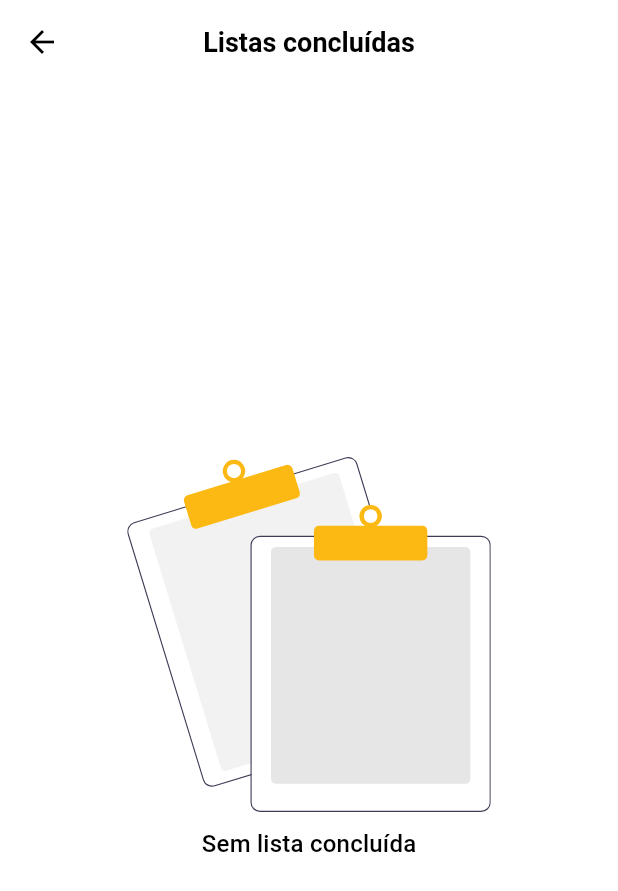
After one commit to gquende/sumbalist, a Flutter app: the CompletedShoppingList screen opened directly, on a phone screen of 412 x 824 dp. The commit adds this screen. Shown: the top 891 px of the screen. Run offline on Flutter 3.47's test engine with Material 3 defaults, Android fonts, the phone set to English and light mode, and no system bars; our stand-ins replace country_picker, dio, email_validator, firebase_auth, firebase_core, firebase_database and 8 more; missing offline and left inert: currency_formatter; accounts and stored records are empty; project files that could hold a hidden picture were left out.

Commit message:
✨ Get Completed Shoppinglist
Get Completed Shoppinglist

```diff
--- a/lib/pages/home/home.dart
+++ b/lib/pages/home/home.dart
@@ -1,5 +1,7 @@
 import 'package:flutter/cupertino.dart';
 import 'package:flutter/material.dart';
+import 'package:provider/provider.dart';
+import 'package:sumbalist/controllers/shopping_list_controller.dart';
 
 import 'package:sumbalist/pages/home/components/drawer_widget.dart';
 import 'package:sumbalist/pages/shoppinglist/components/create_list.dart';
@@ -19,6 +21,8 @@ class _HomeState extends State<Home> {
 
   @override
   Widget build(BuildContext context) {
+    context.watch<ShoppingListController>();
+
     return Scaffold(
       drawer: const DrawerWidget(),
       appBar: AppBar(
--- /dev/null
+++ b/lib/pages/shoppinglist/completed_list.dart
@@ -0,0 +1,83 @@
+import 'package:flutter/material.dart';
+import 'package:flutter_svg/svg.dart';
+import 'package:get_it/get_it.dart';
+import 'package:provider/provider.dart';
+import 'package:sumbalist/controllers/shopping_list_controller.dart';
+import '../../utils/constants/files.dart';
+import 'components/shoppinglist_card.dart';
+
+class CompletedShoppingList extends StatefulWidget {
+  const CompletedShoppingList({super.key});
+
+  @override
+  State<CompletedShoppingList> createState() => _CompletedShoppingListState();
+}
+
+class _CompletedShoppingListState extends State<CompletedShoppingList> {
+  var controller = GetIt.instance.get<ShoppingListController>();
+
+  @override
+  Widget build(BuildContext context) {
+    context.watch<ShoppingListController>();
+
+    var size = MediaQuery.of(context).size;
+    return Scaffold(
+        appBar: AppBar(
+          backgroundColor: Theme.of(context).colorScheme.primaryContainer,
+          title: Text("Listas concluídas"),
+          centerTitle: true,
+        ),
+        body: Container(
+            width: size.width,
+            height: size.height,
+            child: FutureBuilder(
+                future: controller.getAllShoppingList(status: ' completed'),
+                builder: (ctx, snap) {
+                  if (!snap.hasData && controller.isLoading.value == true) {
+                    return SizedBox(
+                      height: size.height / 4,
+                      child: const Center(
+                        child: CircularProgressIndicator(),
+                      ),
+                    );
+                  }
+                  var data = snap.data ?? [];
+
+                  if (data.isEmpty) {
+                    return Container(
+                      width: size.width,
+                      height: size.height / 1.5,
+                      child: Column(
+                        mainAxisAlignment: MainAxisAlignment.center,
+                        children: [
+                          Center(
+                            child: SvgPicture.asset(
+                              AppAssets.NO_DATA_IMAGE,
+                              width: size.width / 1.7,
+                            ),
+                          ),
+                          const SizedBox(
+                            height: 10,
+                          ),
+                          Text(
+                            "Sem lista concluída",
+                            style: Theme.of(context).textTheme.titleMedium,
+                          ),
+                        ],
+                      ),
+                    );
+                  }
+
+                  return SingleChildScrollView(
+                    child: Column(
+                      children: List.generate(
+                          data.length,
+                          (index) => Padding(
+                                padding: const EdgeInsets.only(bottom: 16.0),
+                                child: ShoppingListCard(data[index]),
+                              )),
+                    ),
+                  );
+                })));
+  }
+}
--- a/lib/pages/shoppinglist/shopping_list_view.dart
+++ b/lib/pages/shoppinglist/shopping_list_view.dart
@@ -24,8 +24,7 @@ class _ShoppingListViewState extends State<ShoppingListView> {
 
   @override
   void initState() {
-    // TODO: implement initState
-    // controller.getAllShoppingList().then((value) => null);
+    super.initState();
   }
 
   @override
```
Also changed, not shown: lib/controllers/shopping_list_controller.dart (+32 -5 lines), lib/pages/home/components/drawer_widget.dart (+10 -3 lines), lib/pages/shoppinglist/components/add_item.dart (+6 -7 lines), lib/pages/shoppinglist/components/create_list.dart (+5 -7 lines), lib/pages/shoppinglist/shopping_list_details.dart (+6 -4 lines), lib/repository/shopping_list_repository.dart (+17 -3 lines), 1 other file.
